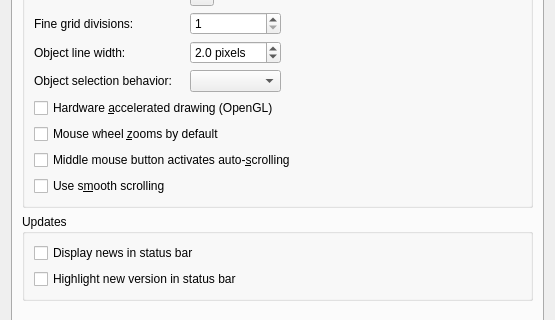
Old version of the form src/tiled/preferencesdialog.ui in the repository mapeditor/tiled; both pictures show x 0 to 555 and y 120 to 440 of the 555 by 646 pixel window.
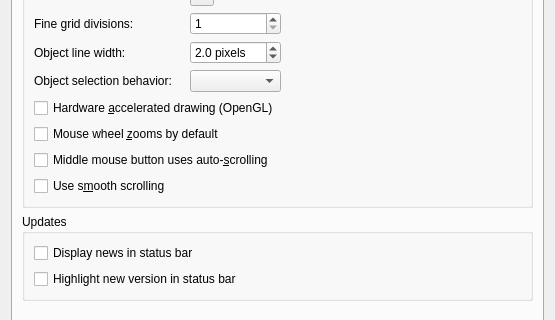
New version of the form. The open tabs and pages were chosen to show the change. Custom widgets are drawn as their Qt base class.

Commit message: Tweaked naming of auto-scrolling option

Patch:
```diff
--- a/src/tiled/preferencesdialog.ui
+++ b/src/tiled/preferencesdialog.ui
@@ -228,7 +228,7 @@
           <item row="9" column="0" colspan="5">
            <widget class="QCheckBox" name="autoScrolling">
             <property name="text">
-             <string>Middle mouse button activates auto-&amp;scrolling</string>
+             <string>Middle mouse button uses auto-&amp;scrolling</string>
             </property>
            </widget>
           </item>
```
